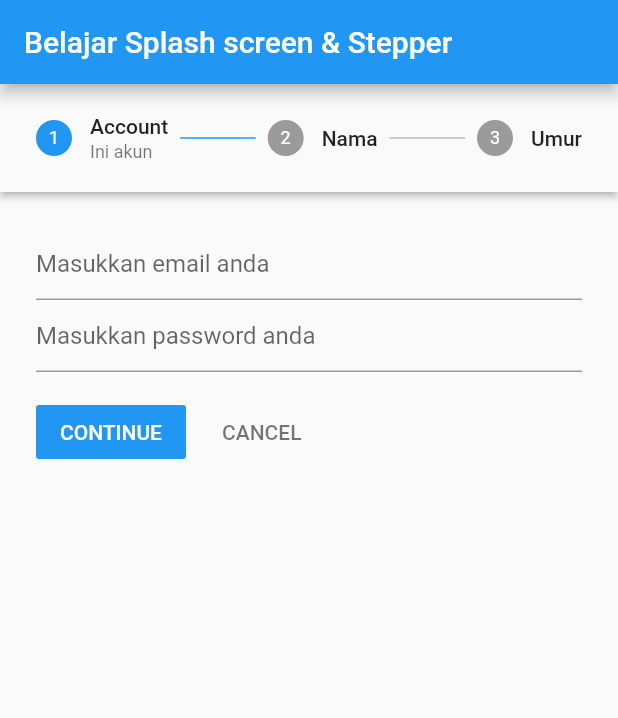
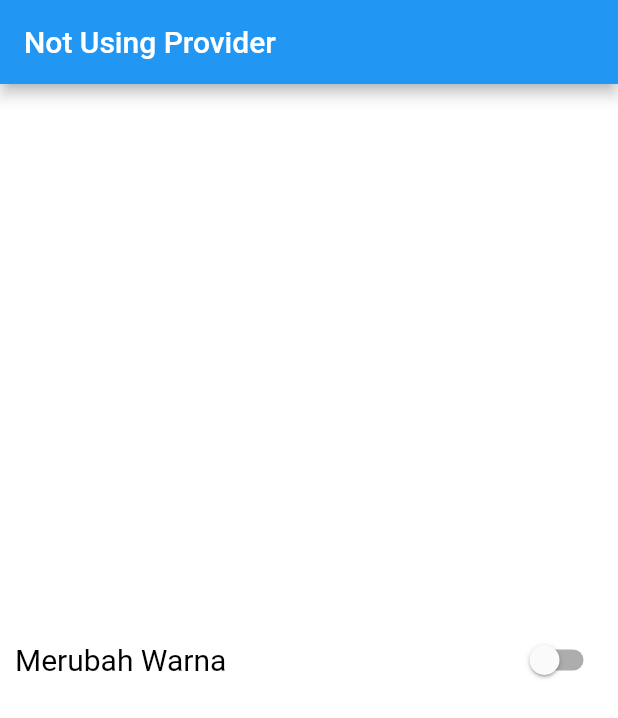
Before and after one commit to AlfianMRY/dart, a Flutter app: the screen it shows after launch, on a phone screen of 412 x 824 dp. Shown: the top 718 px of the screen. Run offline on Flutter 3.47's test engine with Material 2 defaults, Android fonts, the phone set to English and light mode, and no system bars.

Commit message:
state-provider

```diff
--- a/lib/coba_stepper.dart
+++ /dev/null
@@ -1,79 +0,0 @@
-import 'package:flutter/material.dart';
-
-class CobaStepper extends StatefulWidget {
-  const CobaStepper({super.key});
-
-  @override
-  State<CobaStepper> createState() => _CobaStepperState();
-}
-
-class _CobaStepperState extends State<CobaStepper> {
-  int index = 0;
-  @override
-  Widget build(BuildContext context) {
-    return Scaffold(
-      appBar: AppBar(
-        title: Text("Belajar Splash screen & Stepper"),
-      ),
-      body: Center(
-        child: Stepper(
-          onStepTapped: (newIndex) {
-            setState(() {
-              index = newIndex;
-            });
-          },
-          currentStep: index,
-          onStepContinue: () {
-            if (index < 2) {
-              setState(() {
-                index += 1;
-              });
-            }
-          },
-          onStepCancel: () {
-            if (index > 0) {
-              setState(() {
-                index -= 1;
-              });
-            }
-          },
-          type: StepperType.horizontal,
-          steps: [
-            Step(
-              state: index == 0 ? StepState.indexed : StepState.complete,
-              isActive: true,
-              title: Text("Account"),
-              subtitle: Text("Ini akun"),
-              content: Column(
-                children: [
-                  TextFormField(
-                    decoration:
-                        InputDecoration(hintText: "Masukkan email anda"),
-                  ),
-                  TextFormField(
-                    decoration:
-                        InputDecoration(hintText: "Masukkan password anda"),
-                  ),
-                ],
-              ),
-            ),
-            Step(
-              isActive: index == 1 ? true : false,
-              title: Text("Nama"),
-              content: TextFormField(
-                decoration: InputDecoration(hintText: "Masukkan nama anda"),
-              ),
-            ),
-            Step(
-              isActive: false,
-              title: Text("Umur"),
-              content: TextFormField(
-                decoration: InputDecoration(hintText: "Masukkan Umur anda"),
-              ),
-            ),
-          ],
-        ),
-      ),
-    );
-  }
-}
--- a/lib/main.dart
+++ b/lib/main.dart
@@ -1,18 +1,67 @@
-import 'package:cron_flutter/splash_screen.dart';
 import 'package:flutter/material.dart';
+import 'package:provider/provider.dart';
+import 'merubah_warna.dart';
 
 void main() {
   runApp(const MyApp());
 }
 
 class MyApp extends StatelessWidget {
-  const MyApp({super.key});
+  const MyApp({Key? key}) : super(key: key);
 
   @override
   Widget build(BuildContext context) {
-    return MaterialApp(
+    return const MaterialApp(
       debugShowCheckedModeBanner: false,
-      home: SplashScreen(),
+      home: MyHomePage(),
     );
   }
 }
+
+class MyHomePage extends StatefulWidget {
+  const MyHomePage({Key? key}) : super(key: key);
+
+  @override
+  State<MyHomePage> createState() => _MyHomePageState();
+}
+
+class _MyHomePageState extends State<MyHomePage> {
+  @override
+  Widget build(BuildContext context) {
+    return ChangeNotifierProvider<MerubahWarna>(
+      create: (context) => MerubahWarna(),
+      child: Consumer<MerubahWarna>(
+        builder: (context, tema, _) => Scaffold(
+          backgroundColor: tema.backWarna,
+          appBar: AppBar(
+            backgroundColor: tema.appWarna,
+            title: const Text("Not Using Provider"),
+          ),
+          body: Center(
+            child: Padding(
+              padding: const EdgeInsets.all(10),
+              child: Row(
+                mainAxisAlignment: MainAxisAlignment.spaceBetween,
+                children: [
+                  Consumer<MerubahWarna>(
+                    builder: (context, tema, _) => Text(
+                      "Merubah Warna",
+                      style: TextStyle(fontSize: 20, color: tema.teksWarna),
+                    ),
+                  ),
+                  Consumer<MerubahWarna>(
+                    builder: (context, tema, _) => Switch(
+                        value: tema.isWarna,
+                        onChanged: (value) {
+                          tema.isWarna = value;
+                        }),
+                  )
+                ],
+              ),
+            ),
+          ),
+        ),
+      ),
+    );
+  }
+}
--- /dev/null
+++ b/lib/merubah_warna.dart
@@ -0,0 +1,18 @@
+import 'package:flutter/material.dart';
+
+class MerubahWarna with ChangeNotifier {
+  bool isColor = false;
+
+  bool get isWarna => isColor;
+
+  set isWarna(bool ubahWarna) {
+    isColor = ubahWarna;
+    notifyListeners();
+  }
+
+  Color get appWarna => isColor ? Colors.green : Colors.blue;
+
+  Color get backWarna => isColor ? Colors.black : Colors.white;
+
+  Color get teksWarna => isColor ? Colors.white : Colors.black;
+}
--- a/pubspec.yaml
+++ b/pubspec.yaml
@@ -33,7 +33,7 @@ dependencies:
   # The following adds the Cupertino Icons font to your application.
   # Use with the CupertinoIcons class for iOS style icons.
   cupertino_icons: ^1.0.2
-  workmanager: ^0.5.0
+  provider: ^6.0.3
 
 dev_dependencies:
   flutter_test:
```
Also changed, not shown: lib/splash_screen.dart (deleted, +0 -37 lines), pubspec.lock.
